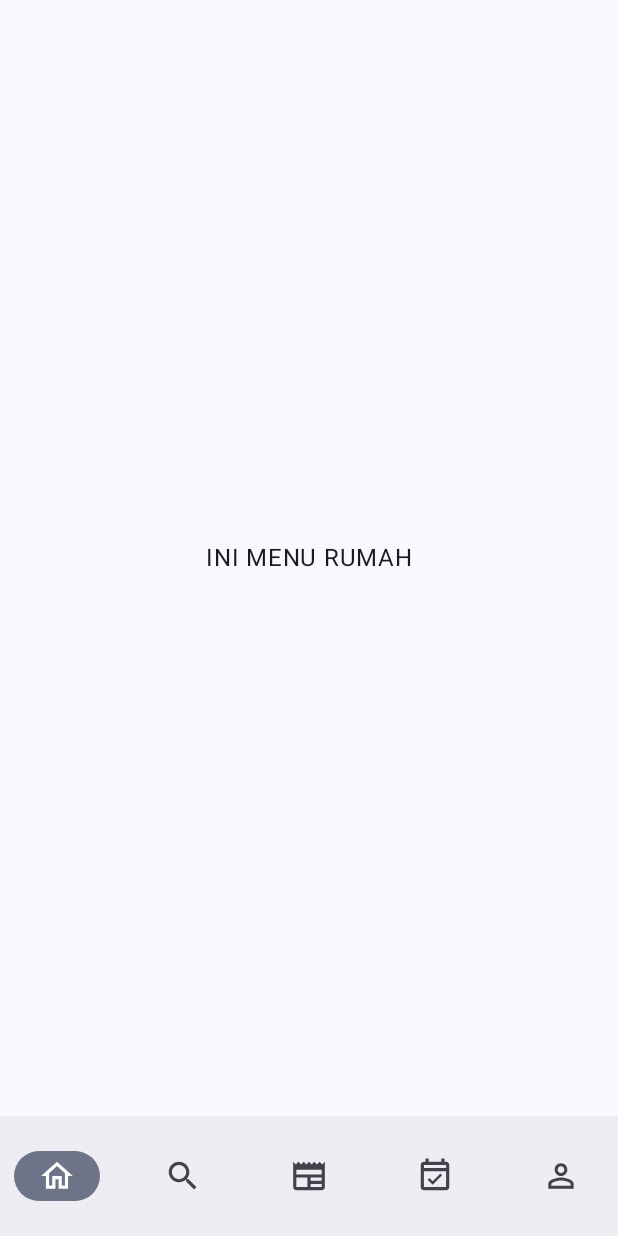
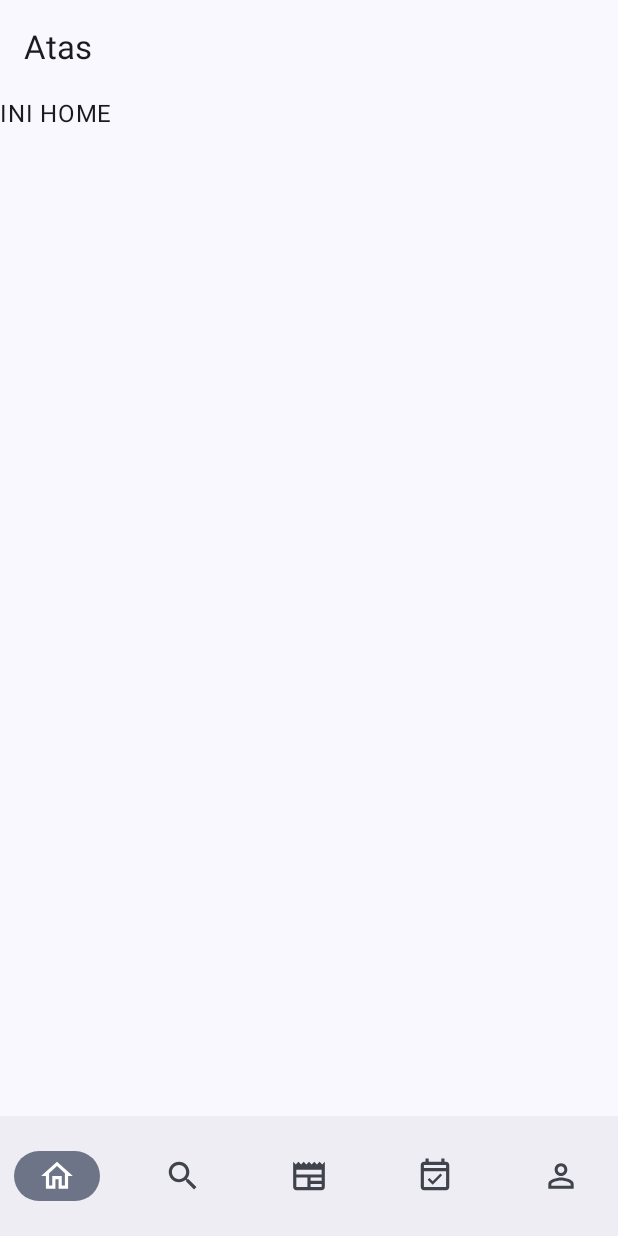
Before and after one commit to Varsha-Team/PawPals-Mobile, an Android app built with Jetpack Compose: the HomeScreen screen opened through its navigation route, on a phone screen of 412 x 824 dp. Run offline under Robolectric (Android 15) with nearby library versions, the phone set to English and light mode, and no system bars.

Commit message:
mencoba perubahan di homescreen

```diff
--- a/app/src/main/java/com/varsha/pawpals/ui/presentation/home/HomeScreen.kt
+++ b/app/src/main/java/com/varsha/pawpals/ui/presentation/home/HomeScreen.kt
@@ -3,21 +3,33 @@ package com.varsha.pawpals.ui.presentation.home
 import androidx.compose.foundation.layout.Arrangement
 import androidx.compose.foundation.layout.Column
 import androidx.compose.foundation.layout.fillMaxSize
+import androidx.compose.foundation.layout.padding
+import androidx.compose.material3.ExperimentalMaterial3Api
+import androidx.compose.material3.Scaffold
 import androidx.compose.material3.Text
+import androidx.compose.material3.TopAppBar
 import androidx.compose.runtime.Composable
 import androidx.compose.ui.Alignment
 import androidx.compose.ui.Modifier
 import androidx.compose.ui.tooling.preview.Preview
 
+@OptIn(ExperimentalMaterial3Api::class)
 @Composable
-fun HomeScreen(modifier: Modifier = Modifier) {
-    Column(
-        verticalArrangement = Arrangement.Center,
-        horizontalAlignment = Alignment.CenterHorizontally,
-        modifier = Modifier
-            .fillMaxSize()
+fun HomeScreen(
+    modifier: Modifier = Modifier
+) {
+    Scaffold(
+        topBar = {
+            TopAppBar(
+                title = { Text(text = "Atas") }
+            )
+        }
     ) {
-        Text(text = "INI MENU RUMAH")
+        Column(
+            modifier.padding(it)
+        ) {
+            Text(text = "INI HOME")
+        }
     }
 }
 
```
